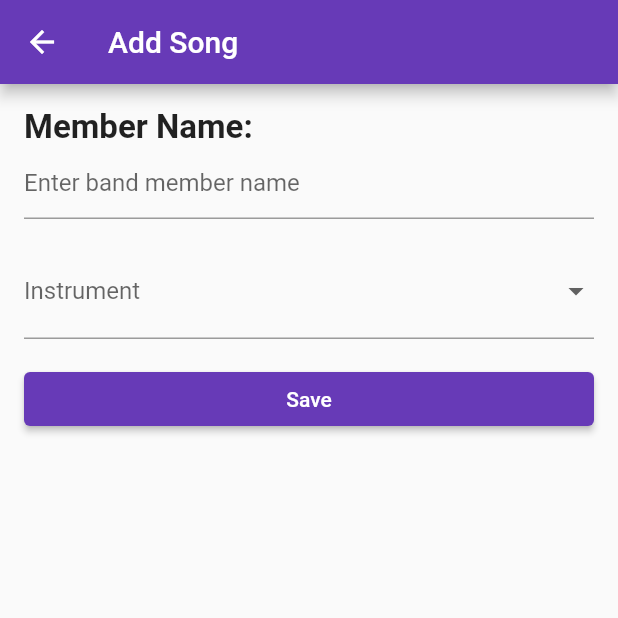
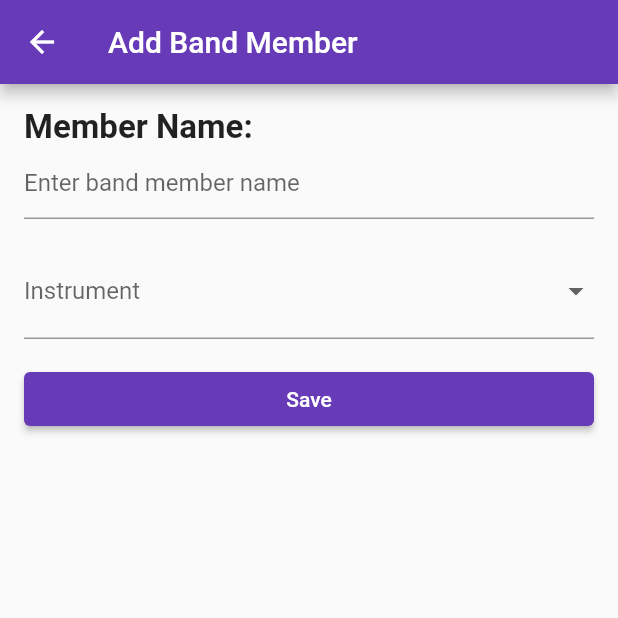
Before and after one commit to Lovyania/assignment4.2, a Flutter app: the AddMemberScreen screen opened directly with empty values, on a phone screen of 412 x 824 dp, the top half of it. Run offline on Flutter 3.47's test engine with Material 2 defaults, Android fonts, the phone set to English and light mode, and no system bars; our stand-ins replace sqflite; accounts and stored records are empty.

Commit message:
Update bandmemberentry.dart

```diff
--- a/lib/screens/bandmemberentry.dart
+++ b/lib/screens/bandmemberentry.dart
@@ -50,7 +50,7 @@ class _AddMemberScreenState extends State<AddMemberScreen> {
   Widget build(BuildContext context) {
     return Scaffold(
       appBar: AppBar(
-        title: Text('Add Song'),
+        title: Text('Add Band Member'),
       ),
       body: Padding(
         padding: EdgeInsets.all(16.0),
```
